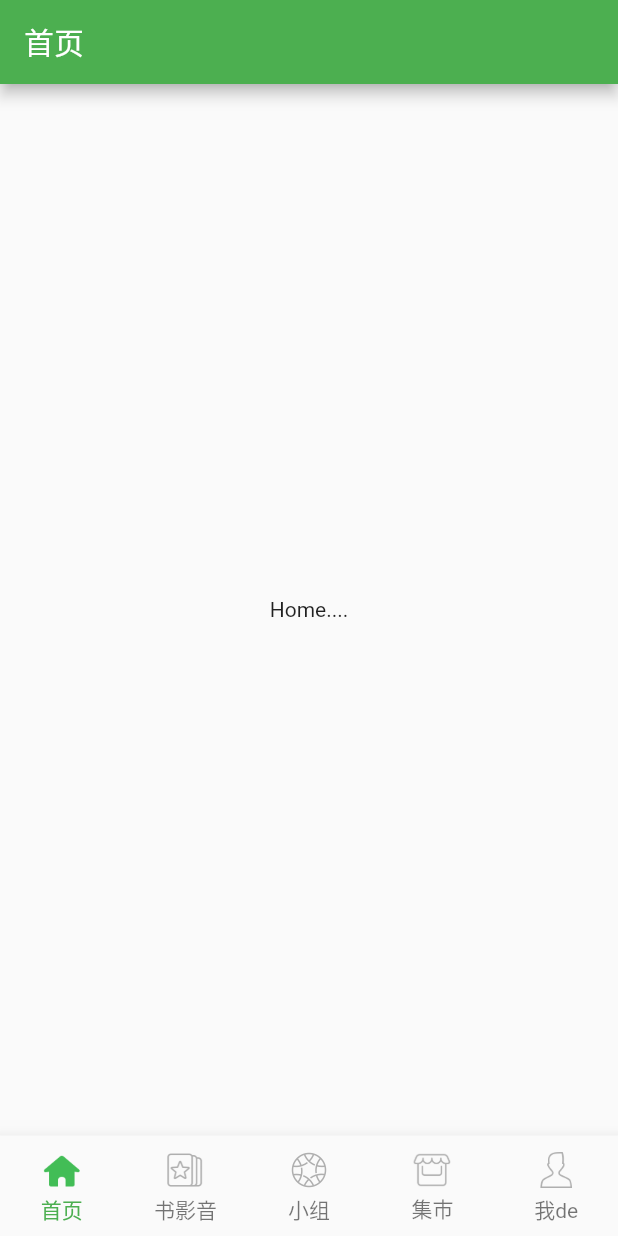
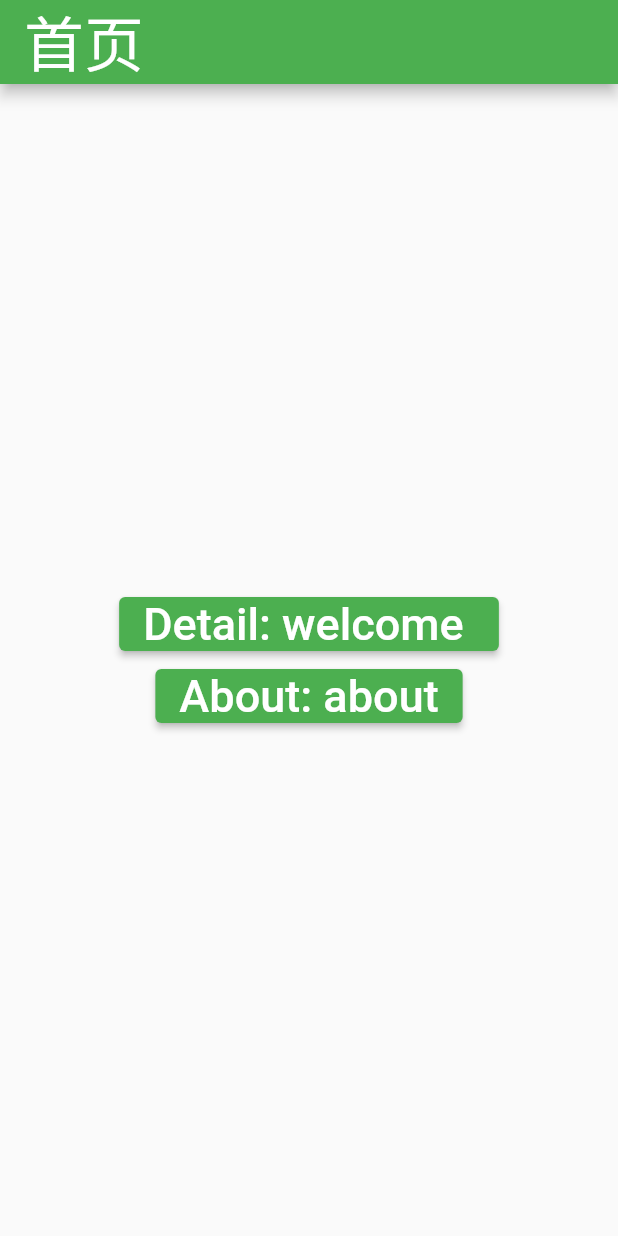
Before and after one commit to wseal/doc, a Flutter app: the screen it shows after launch, on a phone screen of 412 x 824 dp. Run offline on Flutter 3.47's test engine with Material 2 defaults, Android fonts, the phone set to English and light mode, and no system bars; missing offline and left inert: event_bus_plus.

Commit message:
gesture, event, router

```diff
--- /dev/null
+++ b/flutter/hello/lib/hello/router/router_app.dart
@@ -0,0 +1,109 @@
+
+import 'package:flutter/material.dart';
+
+import 'about_page.dart';
+import 'detail_page.dart';
+
+
+class RouterApp extends StatelessWidget {
+  const RouterApp({Key? key}) :super(key: key);
+
+  @override
+  Widget build(BuildContext context) {
+    return MaterialApp(
+      theme: ThemeData(
+          primarySwatch: Colors.green,
+          splashColor: Colors.transparent
+      ),
+
+      routes: {
+        RouterHomePage.routeName: (context) => const RouterHomePage(),
+        AboutPage.routeName: (ctx) => const AboutPage(),
+        DetailPage.routeName: (ctx) => const DetailPage(),
+      },
+
+      // home: const RouterHomePage(),
+      initialRoute: RouterHomePage.routeName,
+
+      // onGenerateInitialRoutes: (settings) {
+      //   return [];
+      // },
+
+      onGenerateRoute: (settings) {
+        if (settings.name == "t") {
+          return MaterialPageRoute(builder: (ctx) {
+            // settings?.arguments
+            return const RouterHomePage();
+          });
+        }
+      },
+
+      onUnknownRoute: (settings) {
+        // Unknown page
+      },
+    );
+  }
+}
+
+class RouterHomePage extends StatefulWidget {
+  static const String routeName = "/";
+
+  const RouterHomePage({Key? key}):super(key: key);
+
+  @override
+  State<RouterHomePage> createState() => _RouterHomePageState();
+}
+
+class _RouterHomePageState extends State<RouterHomePage> {
+  var _data = "welcome ";
+  var _about = "about";
+  @override
+  Widget build(BuildContext context) {
+    return Scaffold(
+      appBar: AppBar(
+        title: const Text("首页", style: TextStyle(color: Colors.white, fontSize: 40)),
+      ),
+
+      body: Center(
+        child: Column(
+          mainAxisAlignment: MainAxisAlignment.center,
+          children: [
+            ElevatedButton( // 或者使用WillPopScope，自己实现返回代码，替换默认的返回
+              onPressed: () {
+                _jumpToDetail(context);
+              },
+              child: Text("Detail: ${_data}", style: const TextStyle(color: Colors.white, fontSize: 30)),
+            ),
+
+            ElevatedButton( // 或者使用WillPopScope，自己实现返回代码，替换默认的返回
+              onPressed: () {
+                _jumpToAbout(context);
+              },
+              child: Text("About: ${_about}", style: const TextStyle(color: Colors.white, fontSize: 30)),
+            ),
+          ],
+        )
+      ),
+    );
+  }
+
+  _jumpToDetail(BuildContext context) {
+    var navigator = Navigator.of(context);
+    var feature = navigator.push(MaterialPageRoute(builder: (ctx)=>const DetailPage()));
+    feature.then((value) {
+      setState(() {
+        _data = value;
+      });
+    });
+  }
+
+  _jumpToAbout(BuildContext context) {
+    var navigator = Navigator.of(context);
+    var feature = navigator.pushNamed(AboutPage.routeName, arguments: "about param");
+    feature.then((value) {
+      setState(() {
+        _about = value as String;
+      });
+    });
+  }
+}
--- a/flutter/hello/lib/main.dart
+++ b/flutter/hello/lib/main.dart
@@ -1,9 +1,11 @@
 import 'package:flutter/material.dart';
 
 import 'app.dart';
+import 'hello/gesture.dart';
+import 'hello/router/router_app.dart';
 
 void main() {
   runApp(
-      const App()
+      const RouterApp()
   );
 }
--- a/flutter/hello/pubspec.yaml
+++ b/flutter/hello/pubspec.yaml
@@ -34,6 +34,7 @@ dependencies:
   # The following adds the Cupertino Icons font to your application.
   # Use with the CupertinoIcons class for iOS style icons.
   cupertino_icons: ^1.0.2
+  event_bus_plus: ^0.5.0
 
 dev_dependencies:
   flutter_test:
```
Also changed, not shown: flutter/hello/lib/hello/gesture.dart (added, +160 -0 lines), flutter/hello/lib/hello/router/about_page.dart (added, +33 -0 lines), flutter/hello/lib/hello/router/detail_page.dart (added, +30 -0 lines), flutter/hello/pubspec.lock, 1 other file.
